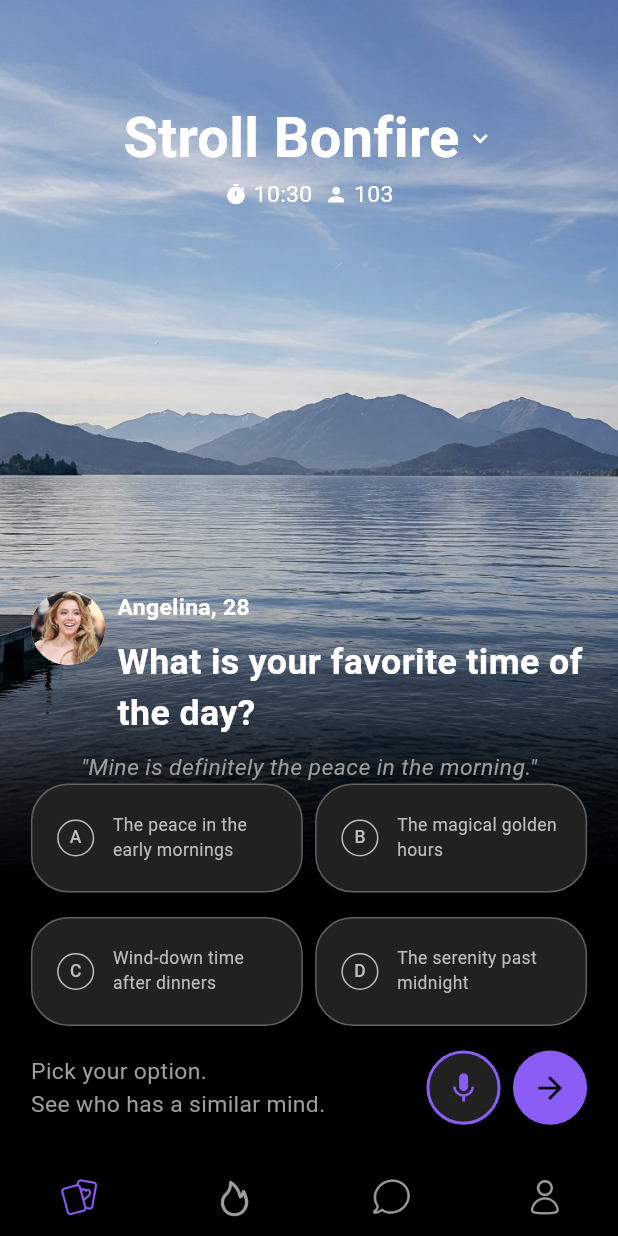
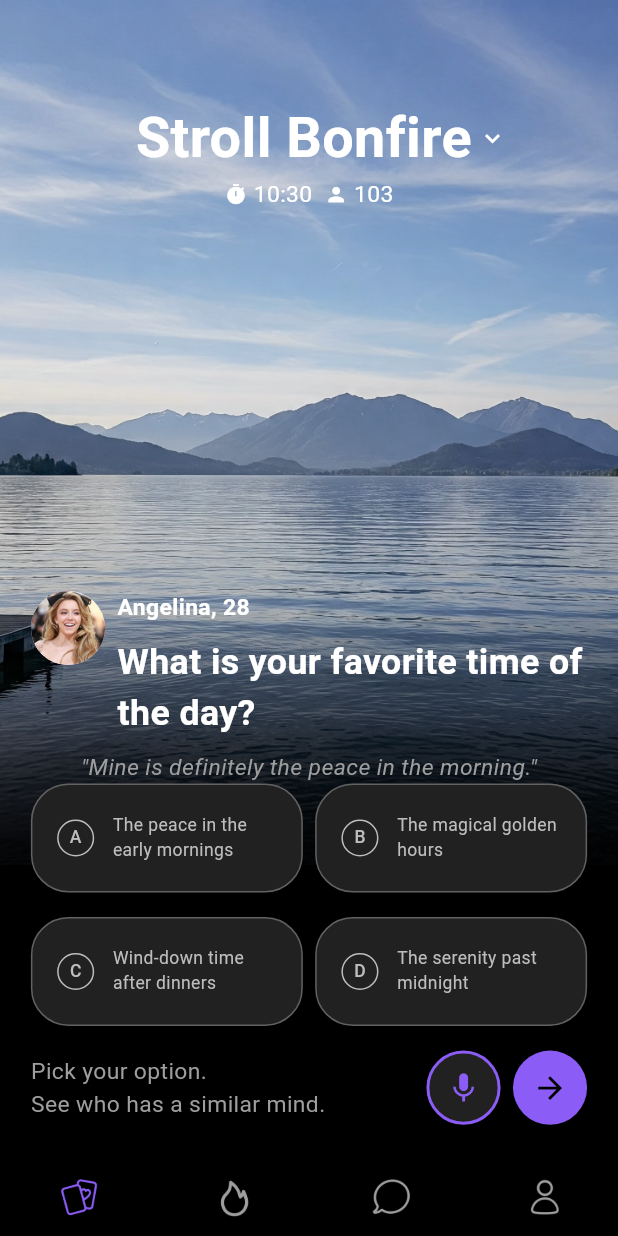
Before and after one commit to Mayank4352/task1, a Flutter app: the screen it shows after launch, on a phone screen of 412 x 824 dp. Run offline on Flutter 3.47's test engine with Material 3 defaults, Android fonts, the phone set to English and light mode, and no system bars; our stand-ins replace get, responsive_sizer.

Commit message:
fix: removed unused code

```diff
--- a/lib/main.dart
+++ b/lib/main.dart
@@ -8,7 +8,6 @@ import 'package:stroll/controllers/quote_controller.dart';
 void main() {
   WidgetsFlutterBinding.ensureInitialized();
 
-  // Initialize controllers
   Get.put(TimeBackgroundController(), permanent: true);
   Get.put(QuoteController(), permanent: true);
 
--- a/lib/views/home.dart
+++ b/lib/views/home.dart
@@ -29,12 +29,15 @@ class Home extends StatelessWidget {
                     Row(
                       mainAxisAlignment: MainAxisAlignment.center,
                       children: [
-                        Text(
-                          "Stroll Bonfire",
-                          style: TextStyle(
-                            fontSize: 25.sp,
-                            color: Colors.white,
-                            fontWeight: FontWeight.bold,
+                        Padding(
+                          padding: EdgeInsets.only(left: 4.w),
+                          child: Text(
+                            "Stroll Bonfire",
+                            style: TextStyle(
+                              fontSize: 25.sp,
+                              color: Colors.white,
+                              fontWeight: FontWeight.bold,
+                            ),
                           ),
                         ),
                         SizedBox(width: 1.w),
@@ -70,7 +73,6 @@ class Home extends StatelessWidget {
                 child: Column(
                   crossAxisAlignment: CrossAxisAlignment.start,
                   children: [
-                    // Avatar and name row
                     Row(
                       crossAxisAlignment: CrossAxisAlignment.start,
                       children: [
```
Also changed, not shown: lib/core/base/base_controller.dart (deleted, +0 -16 lines).
